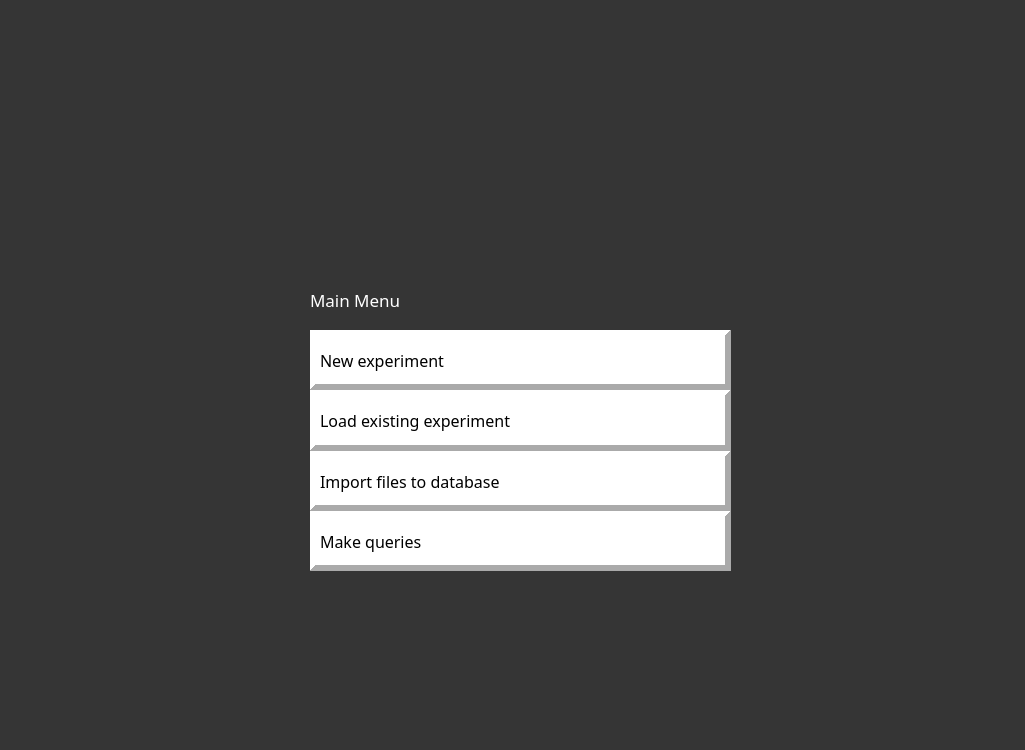
Above: app/dialogs/frames/mainmenu.ui from jnicoleoliveira/SPECData before the change. Below: the same form after it.
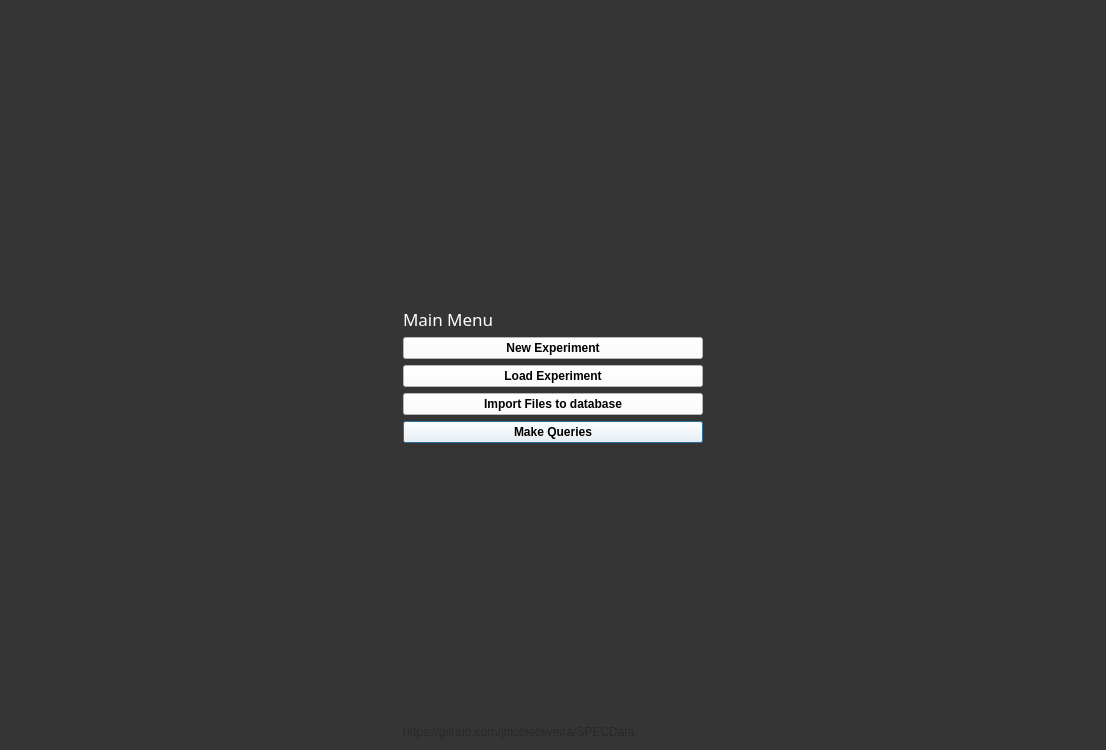
That is the form after the change. Icons and pictures are not drawn.

Commit message: removed old import dialogs, completed new import_files and import_file_verification dialogs in replacement.

Patch:
```diff
--- a/app/dialogs/frames/mainmenu.ui
+++ b/app/dialogs/frames/mainmenu.ui
@@ -6,229 +6,215 @@
    <rect>
     <x>0</x>
     <y>0</y>
-    <width>1025</width>
+    <width>1106</width>
     <height>750</height>
    </rect>
   </property>
+  <property name="sizePolicy">
+   <sizepolicy hsizetype="Expanding" vsizetype="Preferred">
+    <horstretch>0</horstretch>
+    <verstretch>0</verstretch>
+   </sizepolicy>
+  </property>
   <property name="windowTitle">
    <string>Dialog</string>
   </property>
   <property name="styleSheet">
    <string notr="true">background-color: rgb(53, 53, 53);</string>
   </property>
-  <widget class="QWidget" name="layoutWidget">
-   <property name="geometry">
-    <rect>
-     <x>310</x>
-     <y>270</y>
-     <width>421</width>
-     <height>301</height>
-    </rect>
-   </property>
-   <property name="font">
-    <font>
-     <family>Small Fonts</family>
-     <pointsize>12</pointsize>
-     <weight>50</weight>
-     <italic>false</italic>
-     <bold>false</bold>
-    </font>
-   </property>
-   <layout class="QVBoxLayout" name="verticalLayout">
-    <property name="spacing">
-     <number>0</number>
-    </property>
-    <item>
-     <widget class="QLabel" name="mainmenu_lbl">
-      <property name="font">
-       <font>
-        <family>Small Fonts</family>
-        <pointsize>13</pointsize>
-       </font>
-      </property>
-      <property name="styleSheet">
-       <string notr="true">color: rgb(255, 255, 255);</string>
-      </property>
-      <property name="frameShape">
-       <enum>QFrame::NoFrame</enum>
-      </property>
-      <property name="frameShadow">
-       <enum>QFrame::Plain</enum>
-      </property>
-      <property name="lineWidth">
-       <number>0</number>
-      </property>
-      <property name="text">
-       <string>Main Menu</string>
-      </property>
-      <property name="margin">
-       <number>1</number>
-      </property>
-     </widget>
-    </item>
-    <item>
-     <widget class="QLabel" name="new_lbl">
-      <property name="font">
-       <font>
-        <family>8514oem</family>
-        <pointsize>12</pointsize>
-        <weight>50</weight>
-        <italic>false</italic>
-        <bold>false</bold>
-       </font>
-      </property>
-      <property name="autoFillBackground">
-       <bool>false</bool>
-      </property>
-      <property name="styleSheet">
-       <string notr="true">background-color: rgb(255, 255, 255);</string>
-      </property>
-      <property name="frameShape">
-       <enum>QFrame::Panel</enum>
-      </property>
-      <property name="frameShadow">
-       <enum>QFrame::Raised</enum>
-      </property>
-      <property name="lineWidth">
-       <number>6</number>
-      </property>
-      <property name="text">
-       <string>New experiment</string>
-      </property>
-      <property name="alignment">
-       <set>Qt::AlignLeading|Qt::AlignLeft|Qt::AlignVCenter</set>
-      </property>
-     </widget>
-    </item>
-    <item>
-     <widget class="QLabel" name="load_lbl">
-      <property name="font">
-       <font>
-        <family>8514oem</family>
-        <pointsize>12</pointsize>
-        <weight>50</weight>
-        <italic>false</italic>
-        <bold>false</bold>
-       </font>
-      </property>
-      <property name="autoFillBackground">
-       <bool>false</bool>
-      </property>
-      <property name="styleSheet">
-       <string notr="true">background-color: rgb(255, 255, 255);</string>
-      </property>
-      <property name="frameShape">
-       <enum>QFrame::Panel</enum>
-      </property>
-      <property name="frameShadow">
-       <enum>QFrame::Raised</enum>
-      </property>
-      <property name="lineWidth">
-       <number>6</number>
-      </property>
-      <property name="text">
-       <string>Load existing experiment</string>
-      </property>
-      <property name="alignment">
-       <set>Qt::AlignLeading|Qt::AlignLeft|Qt::AlignVCenter</set>
-      </property>
-     </widget>
-    </item>
-    <item>
-     <widget class="QLabel" name="import_lbl">
-      <property name="font">
-       <font>
-        <family>8514oem</family>
-        <pointsize>12</pointsize>
-        <weight>50</weight>
-        <italic>false</italic>
-        <bold>false</bold>
-       </font>
-      </property>
-      <property name="autoFillBackground">
-       <bool>false</bool>
-      </property>
-      <property name="styleSheet">
-       <string notr="true">background-color: rgb(255, 255, 255);</string>
-      </property>
-      <property name="frameShape">
-       <enum>QFrame::Panel</enum>
-      </property>
-      <property name="frameShadow">
-       <enum>QFrame::Raised</enum>
-      </property>
-      <property name="lineWidth">
-       <number>6</number>
-      </property>
-      <property name="text">
-       <string>Import files to database</string>
-      </property>
-      <property name="alignment">
-       <set>Qt::AlignLeading|Qt::AlignLeft|Qt::AlignVCenter</set>
-      </property>
-     </widget>
-    </item>
-    <item>
-     <widget class="QLabel" name="query_lbl">
-      <property name="font">
-       <font>
-        <family>8514oem</family>
-        <pointsize>12</pointsize>
-        <weight>50</weight>
-        <italic>false</italic>
-        <bold>false</bold>
-       </font>
-      </property>
-      <property name="autoFillBackground">
-       <bool>false</bool>
-      </property>
-      <property name="styleSheet">
-       <string notr="true">background-color: rgb(255, 255, 255);</string>
-      </property>
-      <property name="frameShape">
-       <enum>QFrame::Panel</enum>
-      </property>
-      <property name="frameShadow">
-       <enum>QFrame::Raised</enum>
-      </property>
-      <property name="lineWidth">
-       <number>6</number>
-      </property>
-      <property name="text">
-       <string>Make queries</string>
-      </property>
-      <property name="alignment">
-       <set>Qt::AlignLeading|Qt::AlignLeft|Qt::AlignVCenter</set>
-      </property>
-     </widget>
-    </item>
-   </layout>
-  </widget>
-  <widget class="QLabel" name="logo_lbl">
-   <property name="geometry">
-    <rect>
-     <x>340</x>
-     <y>100</y>
-     <width>361</width>
-     <height>131</height>
-    </rect>
-   </property>
-   <property name="autoFillBackground">
-    <bool>false</bool>
-   </property>
-   <property name="frameShape">
-    <enum>QFrame::NoFrame</enum>
-   </property>
-   <property name="text">
-    <string/>
-   </property>
-   <property name="pixmap">
-    <pixmap>../../../resources/specdata_logo.png</pixmap>
-   </property>
-   <property name="scaledContents">
-    <bool>true</bool>
-   </property>
-  </widget>
+  <layout class="QGridLayout" name="gridLayout">
+   <item row="8" column="0">
+    <widget class="QPushButton" name="make_queries_btn">
+     <property name="font">
+      <font>
+       <weight>75</weight>
+       <bold>true</bold>
+      </font>
+     </property>
+     <property name="autoFillBackground">
+      <bool>false</bool>
+     </property>
+     <property name="styleSheet">
+      <string notr="true">background-color: rgb(255, 255, 255);</string>
+     </property>
+     <property name="text">
+      <string>Make Queries</string>
+     </property>
+    </widget>
+   </item>
+   <item row="6" column="0">
+    <widget class="QPushButton" name="load_experiment_btn">
+     <property name="font">
+      <font>
+       <weight>75</weight>
+       <bold>true</bold>
+      </font>
+     </property>
+     <property name="autoFillBackground">
+      <bool>false</bool>
+     </property>
+     <property name="styleSheet">
+      <string notr="true">background-color: rgb(255, 255, 255);</string>
+     </property>
+     <property name="text">
+      <string>Load Experiment</string>
+     </property>
+    </widget>
+   </item>
+   <item row="7" column="0">
+    <widget class="QPushButton" name="import_btn">
+     <property name="font">
+      <font>
+       <weight>75</weight>
+       <bold>true</bold>
+      </font>
+     </property>
+     <property name="autoFillBackground">
+      <bool>false</bool>
+     </property>
+     <property name="styleSheet">
+      <string notr="true">background-color: rgb(255, 255, 255);</string>
+     </property>
+     <property name="text">
+      <string>Import Files to database</string>
+     </property>
+    </widget>
+   </item>
+   <item row="10" column="0">
+    <widget class="QLabel" name="label">
+     <property name="styleSheet">
+      <string notr="true">color: rgb(40, 40, 40);</string>
+     </property>
+     <property name="text">
+      <string>https://github.com/jnicoleoliveira/SPECData</string>
+     </property>
+    </widget>
+   </item>
+   <item row="3" column="0">
+    <widget class="QLabel" name="logo_lbl">
+     <property name="sizePolicy">
+      <sizepolicy hsizetype="Maximum" vsizetype="Maximum">
+       <horstretch>0</horstretch>
+       <verstretch>0</verstretch>
+      </sizepolicy>
+     </property>
+     <property name="minimumSize">
+      <size>
+       <width>1</width>
+       <height>0</height>
+      </size>
+     </property>
+     <property name="maximumSize">
+      <size>
+       <width>300</width>
+       <height>117</height>
+      </size>
+     </property>
+     <property name="sizeIncrement">
+      <size>
+       <width>0</width>
+       <height>0</height>
+      </size>
+     </property>
+     <property name="autoFillBackground">
+      <bool>false</bool>
+     </property>
+     <property name="frameShape">
+      <enum>QFrame::NoFrame</enum>
+     </property>
+     <property name="text">
+      <string/>
+     </property>
+     <property name="pixmap">
+      <pixmap>../../../resources/specdata_logo.png</pixmap>
+     </property>
+     <property name="scaledContents">
+      <bool>true</bool>
+     </property>
+    </widget>
+   </item>
+   <item row="5" column="0">
+    <widget class="QPushButton" name="new_experiment_btn">
+     <property name="font">
+      <font>
+       <weight>75</weight>
+       <bold>true</bold>
+      </font>
+     </property>
+     <property name="autoFillBackground">
+      <bool>false</bool>
+     </property>
+     <property name="styleSheet">
+      <string notr="true">background-color: rgb(255, 255, 255);</string>
+     </property>
+     <property name="text">
+      <string>New Experiment</string>
+     </property>
+    </widget>
+   </item>
+   <item row="2" column="0">
+    <spacer name="verticalSpacer">
+     <property name="orientation">
+      <enum>Qt::Vertical</enum>
+     </property>
+     <property name="sizeHint" stdset="0">
+      <size>
+       <width>20</width>
+       <height>40</height>
+      </size>
+     </property>
+    </spacer>
+   </item>
+   <item row="9" column="0">
+    <spacer name="verticalSpacer_2">
+     <property name="orientation">
+      <enum>Qt::Vertical</enum>
+     </property>
+     <property name="sizeHint" stdset="0">
+      <size>
+       <width>20</width>
+       <height>40</height>
+      </size>
+     </property>
+    </spacer>
+   </item>
+   <item row="4" column="0">
+    <widget class="QLabel" name="mainmenu_lbl">
+     <property name="font">
+      <font>
+       <family>Small Fonts</family>
+       <pointsize>13</pointsize>
+      </font>
+     </property>
+     <property name="styleSheet">
+      <string notr="true">color: rgb(255, 255, 255);</string>
+     </property>
+     <property name="frameShape">
+      <enum>QFrame::NoFrame</enum>
+     </property>
+     <property name="frameShadow">
+      <enum>QFrame::Plain</enum>
+     </property>
+     <property name="lineWidth">
+      <number>0</number>
+     </property>
+     <property name="text">
+      <string>Main Menu</string>
+     </property>
+     <property name="margin">
+      <number>1</number>
+     </property>
+    </widget>
+   </item>
+  </layout>
+  <zorder>layoutWidget</zorder>
+  <zorder>new_experiment_btn</zorder>
+  <zorder>load_experiment_btn</zorder>
+  <zorder>logo_lbl</zorder>
+  <zorder>logo_lbl</zorder>
+  <zorder>verticalSpacer</zorder>
+  <zorder>verticalSpacer_2</zorder>
+  <zorder>label</zorder>
  </widget>
  <resources/>
  <connections/>
```
The commit also changes 12 other files.
